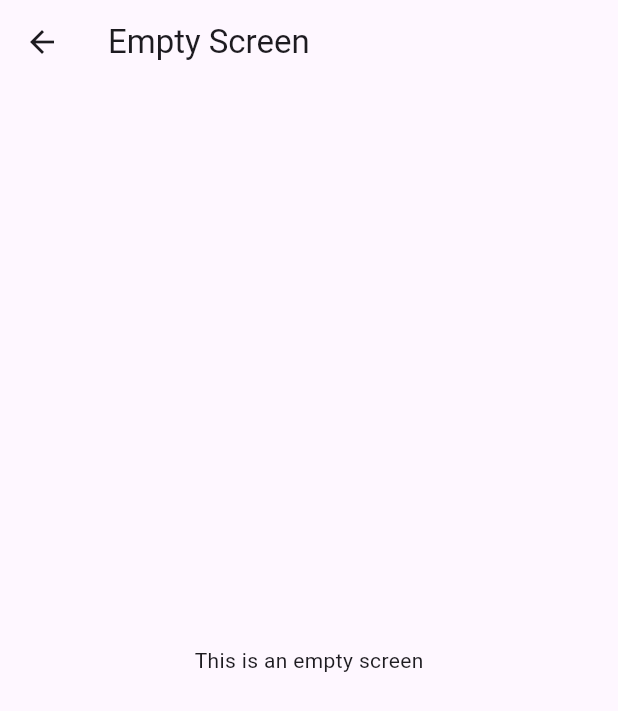
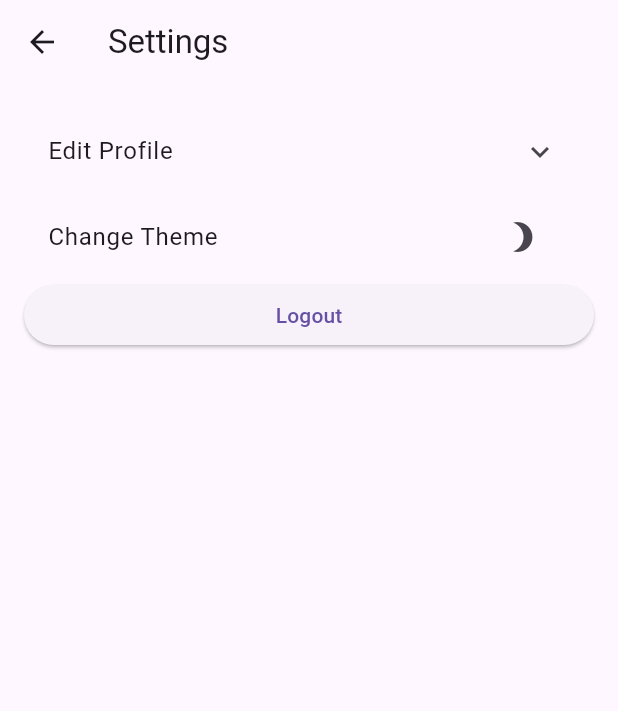
Before and after one commit to SabbaghAladdine/SociaLite, a Flutter app: the SettingsScreen screen opened directly, on a phone screen of 412 x 824 dp. Shown: the top 711 px of the screen. Run offline on Flutter 3.47's test engine with Material 3 defaults, Android fonts, the light colour scheme and no system bars; our stand-ins replace get, hive_ce, hive_ce_flutter; missing offline and left inert: stomp_dart_client; accounts and stored records are empty.

Commit message:
finished all the requirements

```diff
--- /dev/null
+++ b/lib/commons/apiIp.dart
@@ -0,0 +1,3 @@
+class ApiIp{
+ static const apiIp = "192.168.1.15:8080";
+}
--- a/lib/controllers/loginProvider.dart
+++ /dev/null
@@ -1 +0,0 @@
-// ignore_for_file: file_names
--- /dev/null
+++ b/lib/controllers/themeController.dart
@@ -0,0 +1,11 @@
+import 'package:get/get.dart';
+
+class ThemeController extends GetxController {
+  // RxBool to manage the theme mode
+  var isDarkMode = false.obs;
+
+  // Switch theme mode
+  void toggleTheme() {
+    isDarkMode.value = !isDarkMode.value;
+  }
+}
--- a/lib/models/appuser.dart
+++ b/lib/models/appuser.dart
@@ -5,10 +5,10 @@ part 'appuser.g.dart';
 @HiveType(typeId: 0)
 class User extends HiveObject {
   @HiveField(0)
-  final String username;
+  late final String username;
 
   @HiveField(1)
-  final String password;
+  late final String password;
 
   User({required this.username, required this.password});
 }
--- /dev/null
+++ b/lib/models/message.dart
@@ -0,0 +1,37 @@
+
+import 'package:hive_ce/hive.dart';
+
+part 'message.g.dart';
+
+@HiveType(typeId: 2)
+class Message extends HiveObject{
+  @HiveField(1)
+  final String content;
+  @HiveField(2)
+  final String sender;
+  @HiveField(3)
+  final DateTime time;
+
+
+  Message({
+    required this.content,
+    required this.sender,
+    required this.time,
+  });
+
+  factory Message.fromJson(Map<String, dynamic> json) {
+    return Message(
+      content: json['content'],
+      sender: json['sender'],
+      time: DateTime.parse(json['time']),
+    );
+  }
+
+  Map<String, dynamic> toJson() {
+    return {
+      'content': content,
+      'sender': sender,
+      'time': time.toIso8601String(),
+    };
+  }
+}
--- a/lib/screens/homeScreen.dart
+++ b/lib/screens/homeScreen.dart
@@ -46,7 +46,7 @@ class _HomeScreenState extends State<HomeScreen> {
           Padding(
             padding:  const EdgeInsets.symmetric(horizontal: 20),
             child: GestureDetector(
-              onTap: ()=>{Get.to(const SettingsScreen())},
+              onTap: ()=>{Get.to( SettingsScreen())},
               child: const Icon(Icons.settings,size: 30,),
             ),
           )
--- a/lib/screens/settingsScreen.dart
+++ b/lib/screens/settingsScreen.dart
@@ -1,19 +1,114 @@
-// ignore_for_file: file_names
+import 'package:flutter/material.dart';
+import 'package:provider/provider.dart';
+import 'package:social_lite/screens/loginScreen.dart';
+import 'package:social_lite/services/chatProvider.dart';
+import 'package:social_lite/services/loginProvider.dart';
+import 'package:get/get.dart';
 
-import 'package:flutter/material.dart';
+class SettingsScreen extends StatefulWidget {
+ const SettingsScreen({super.key});
 
-class SettingsScreen extends StatelessWidget {
-  const SettingsScreen({super.key});
+
+  @override
+  State<SettingsScreen> createState() => _SettingsScreenState();
+}
+
+class _SettingsScreenState extends State<SettingsScreen> {
+  late TextEditingController _usernameController;
+  late TextEditingController _passwordController;
+  bool _expanded = false;
+
+  @override
+  void initState() {
+    super.initState();
+    final user = Provider.of<LoginProvider>(context, listen: false).currentUser;
+    _usernameController = TextEditingController(text: user?.username ?? '');
+    _passwordController = TextEditingController(text: user?.password ?? '');
+  }
+
+  @override
+  void dispose() {
+    _usernameController.dispose();
+    _passwordController.dispose();
+    super.dispose();
+  }
+
+  void _saveChanges() {
+    final loginProvider = Provider.of<LoginProvider>(context, listen: false);
+    var user = loginProvider.currentUser;
+    if (user != null) {
+      user.username = _usernameController.text;
+      user.password = _passwordController.text;
+      user.save();
+      ScaffoldMessenger.of(context).showSnackBar(
+        const SnackBar(content: Text('Profile updated')),
+      );
+    }
+  }
 
   @override
   Widget build(BuildContext context) {
     return Scaffold(
       appBar: AppBar(
-        title: const Text('Empty Screen'),
+        title: const Text('Settings'),
       ),
-      body: const Center(
-        child: Text('This is an empty screen'),
+      body: ListView(
+        padding: const EdgeInsets.all(16),
+        children: [
+          ExpansionTile(
+            title: const Text('Edit Profile'),
+            initiallyExpanded: _expanded,
+            onExpansionChanged: (value) {
+              setState(() {
+                _expanded = value;
+              });
+            },
+            children: [
+              TextField(
+                controller: _usernameController,
+                decoration: const InputDecoration(labelText: 'Username'),
+              ),
+              const SizedBox(height: 12),
+              TextField(
+                controller: _passwordController,
+                decoration: const InputDecoration(labelText: 'Password'),
+                obscureText: true,
+              ),
+              const SizedBox(height: 20),
+              ElevatedButton(
+                onPressed: _saveChanges,
+                child: const Text('Save Changes'),
+              ),
+
+            ],
+          ),
+          ListTile(
+            title: const Text("Change Theme"),
+            trailing: IconButton(
+              icon: Icon(Get.isDarkMode
+                  ? Icons.brightness_7 // Sun icon for light mode
+                  : Icons.brightness_3), // Moon icon for dark mode
+              onPressed: () {
+                Get.changeTheme(Get.isDarkMode? ThemeData.light(): ThemeData.dark());
+              },
+            ),
+          ),
+          ElevatedButton(
+            onPressed: () {
+              logout(context);
+            },
+            child: const Text('Logout'),
+          ),
+        ],
       ),
     );
   }
+
+  void logout(BuildContext context) {
+    final loginProvider = Provider.of<LoginProvider>(context, listen: false);
+    final chatProvider = Provider.of<ChatProvider>(context, listen: false);
+    loginProvider.logout();
+    chatProvider.disconnectSocket();
+    Get.to(()=> const LoginScreen());
+  }
 }
--- a/lib/services/feedProvider.dart
+++ b/lib/services/feedProvider.dart
@@ -4,6 +4,7 @@ import 'dart:convert';
 import 'package:flutter/material.dart';
 import 'package:get/get.dart';
 import 'package:hive_ce/hive.dart';
+import 'package:social_lite/commons/apiIp.dart';
 
 import '../models/post.dart';
 
@@ -22,7 +23,7 @@ class FeedProvider extends GetConnect with ChangeNotifier {
 
   Future<void> getPosts() async {
     var box = await Hive.openBox<Post>('post');
-    get('http://192.168.1.15:8080/get').then((response) async => {
+    get('http://${ApiIp.apiIp}/get').then((response) async => {
           _posts = parsePosts(response.body),
           for (var post in _posts!) {await box.add(post)},
           notifyListeners()
--- a/pubspec.yaml
+++ b/pubspec.yaml
@@ -35,6 +35,8 @@ dependencies:
   get: ^4.7.2
   provider: ^6.1.4
   path_provider: ^2.1.5
+  stomp_dart_client: ^2.1.3
+
 
   # The following adds the Cupertino Icons font to your application.
   # Use with the CupertinoIcons class for iOS style icons.
```
Also changed, not shown: lib/hive/hive_adapters.dart (added, +14 -0 lines), lib/hive/hive_adapters.g.yaml (added, +39 -0 lines), lib/main.dart (+10 -3 lines), lib/screens/chatScreen.dart (+78 -7 lines), lib/services/chatProvider.dart (added, +81 -0 lines), lib/widgets/messageContainer.dart (added, +44 -0 lines), lib/hive/hive_adapters.g.dart (added), lib/hive/hive_registrar.g.dart, lib/models/message.g.dart (added), pubspec.lock.
